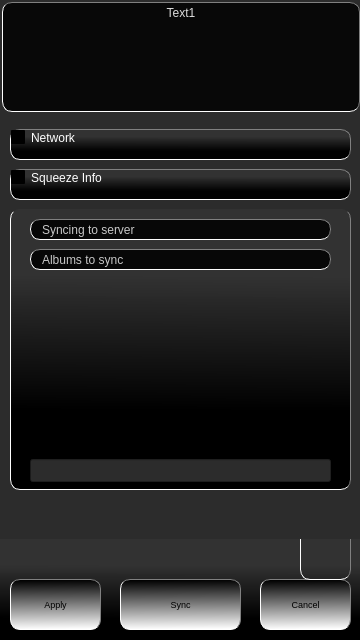
flaithbheartaigh/squeezecontroll, file mainwindow.ui: the form before one commit.
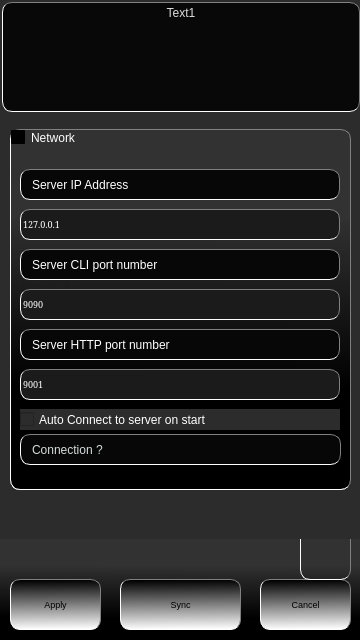
The form after the commit. Icons and pictures are not drawn. Custom widgets are drawn as their Qt base class.

```diff
--- a/mainwindow.ui
+++ b/mainwindow.ui
@@ -1464,7 +1464,7 @@
         <x>10</x>
         <y>130</y>
         <width>341</width>
-        <height>31</height>
+        <height>361</height>
        </rect>
       </property>
       <property name="mouseTracking">
@@ -1691,7 +1691,7 @@
         <x>10</x>
         <y>170</y>
         <width>341</width>
-        <height>31</height>
+        <height>321</height>
        </rect>
       </property>
       <property name="mouseTracking">
@@ -1829,7 +1829,7 @@
         <x>10</x>
         <y>210</y>
         <width>341</width>
-        <height>281</height>
+        <height>41</height>
        </rect>
       </property>
       <property name="styleSheet">
```
